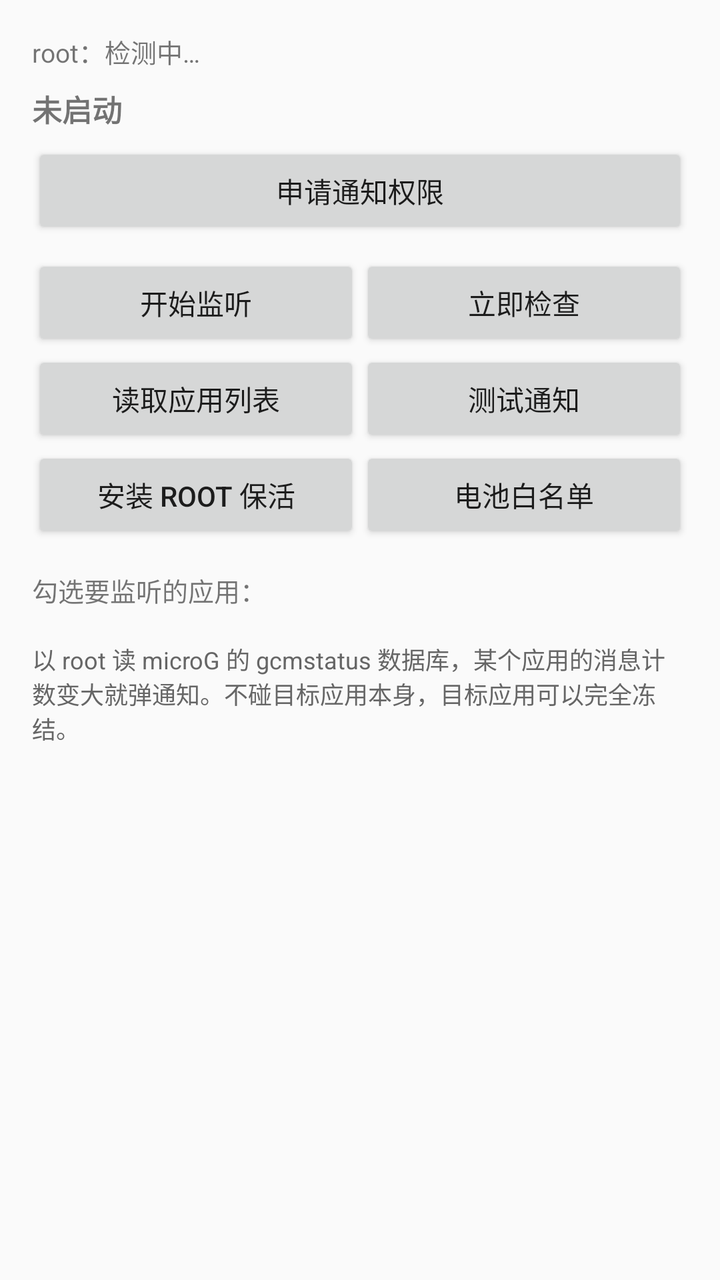
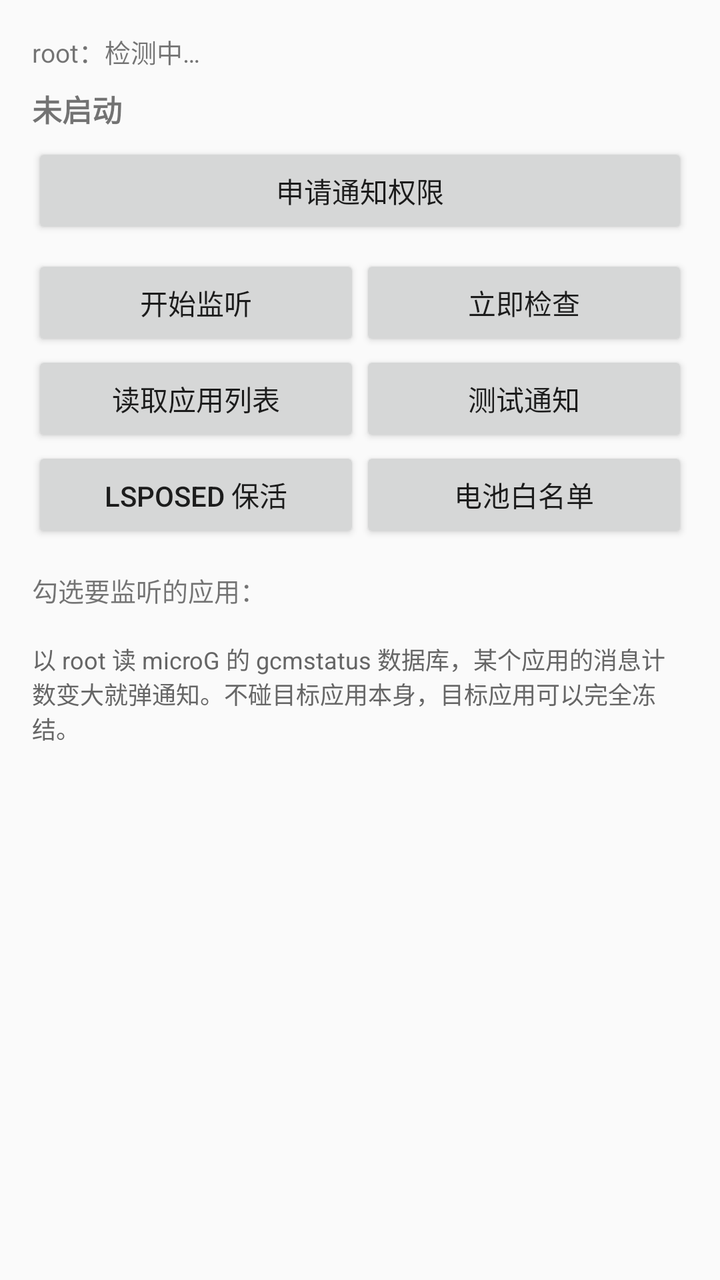

Two renders of the same Android screen: before a commit and after it. Below are the layout's source before the change and the commit's diff.
<!-- AndroidManifest.xml: application theme android:Theme.Material.Light.DarkActionBar -->
<!-- res/layout/activity_main.xml -->
<?xml version="1.0" encoding="utf-8"?>
<ScrollView xmlns:android="http://schemas.android.com/apk/res/android"
    android:layout_width="match_parent"
    android:layout_height="match_parent"
    android:fillViewport="true">

    <LinearLayout
        android:layout_width="match_parent"
        android:layout_height="wrap_content"
        android:orientation="vertical"
        android:padding="16dp">

        <TextView
            android:id="@+id/tvRoot"
            android:layout_width="match_parent"
            android:layout_height="wrap_content"
            android:text="root：检测中…"
            android:textSize="13sp" />

        <TextView
            android:id="@+id/tvStatus"
            android:layout_width="match_parent"
            android:layout_height="wrap_content"
            android:layout_marginTop="8dp"
            android:text="未启动"
            android:textSize="15sp"
            android:textStyle="bold" />

        <Button
            android:id="@+id/btnPerm"
            android:layout_width="match_parent"
            android:layout_height="wrap_content"
            android:layout_marginTop="6dp"
            android:text="申请通知权限" />

        <LinearLayout
            android:layout_width="match_parent"
            android:layout_height="wrap_content"
            android:layout_marginTop="8dp"
            android:orientation="horizontal">

            <Button
                android:id="@+id/btnToggle"
                android:layout_width="0dp"
                android:layout_height="wrap_content"
                android:layout_weight="1"
                android:text="开始监听" />

            <Button
                android:id="@+id/btnCheck"
                android:layout_width="0dp"
                android:layout_height="wrap_content"
                android:layout_weight="1"
                android:text="立即检查" />
        </LinearLayout>

        <LinearLayout
            android:layout_width="match_parent"
            android:layout_height="wrap_content"
            android:orientation="horizontal">

            <Button
                android:id="@+id/btnScan"
                android:layout_width="0dp"
                android:layout_height="wrap_content"
                android:layout_weight="1"
                android:text="读取应用列表" />

            <Button
                android:id="@+id/btnTest"
                android:layout_width="0dp"
                android:layout_height="wrap_content"
                android:layout_weight="1"
                android:text="测试通知" />
        </LinearLayout>

        <LinearLayout
            android:layout_width="match_parent"
            android:layout_height="wrap_content"
            android:orientation="horizontal">

            <Button
                android:id="@+id/btnKeep"
                android:layout_width="0dp"
                android:layout_height="wrap_content"
                android:layout_weight="1"
                android:text="安装 root 保活" />

            <Button
                android:id="@+id/btnBattery"
                android:layout_width="0dp"
                android:layout_height="wrap_content"
                android:layout_weight="1"
                android:text="电池白名单" />
        </LinearLayout>

        <TextView
            android:layout_width="match_parent"
            android:layout_height="wrap_content"
            android:layout_marginTop="14dp"
            android:text="勾选要监听的应用："
            android:textSize="13sp" />

        <LinearLayout
            android:id="@+id/llApps"
            android:layout_width="match_parent"
            android:layout_height="wrap_content"
            android:orientation="vertical" />

        <TextView
            android:layout_width="match_parent"
            android:layout_height="wrap_content"
            android:layout_marginTop="16dp"
            android:textSize="12sp"
            android:textColor="#666666"
            android:text="以 root 读 microG 的 gcmstatus 数据库，某个应用的消息计数变大就弹通知。不碰目标应用本身，目标应用可以完全冻结。" />

    </LinearLayout>
</ScrollView>
<!-- resources referenced by this layout -->
<resources>

</resources>

<!-- the commit's change to res/layout/activity_main.xml (unified diff, before → after) -->
@@ -84,7 +84,7 @@
                 android:layout_width="0dp"
                 android:layout_height="wrap_content"
                 android:layout_weight="1"
-                android:text="安装 root 保活" />
+                android:text="LSPosed 保活" />
 
             <Button
                 android:id="@+id/btnBattery"
